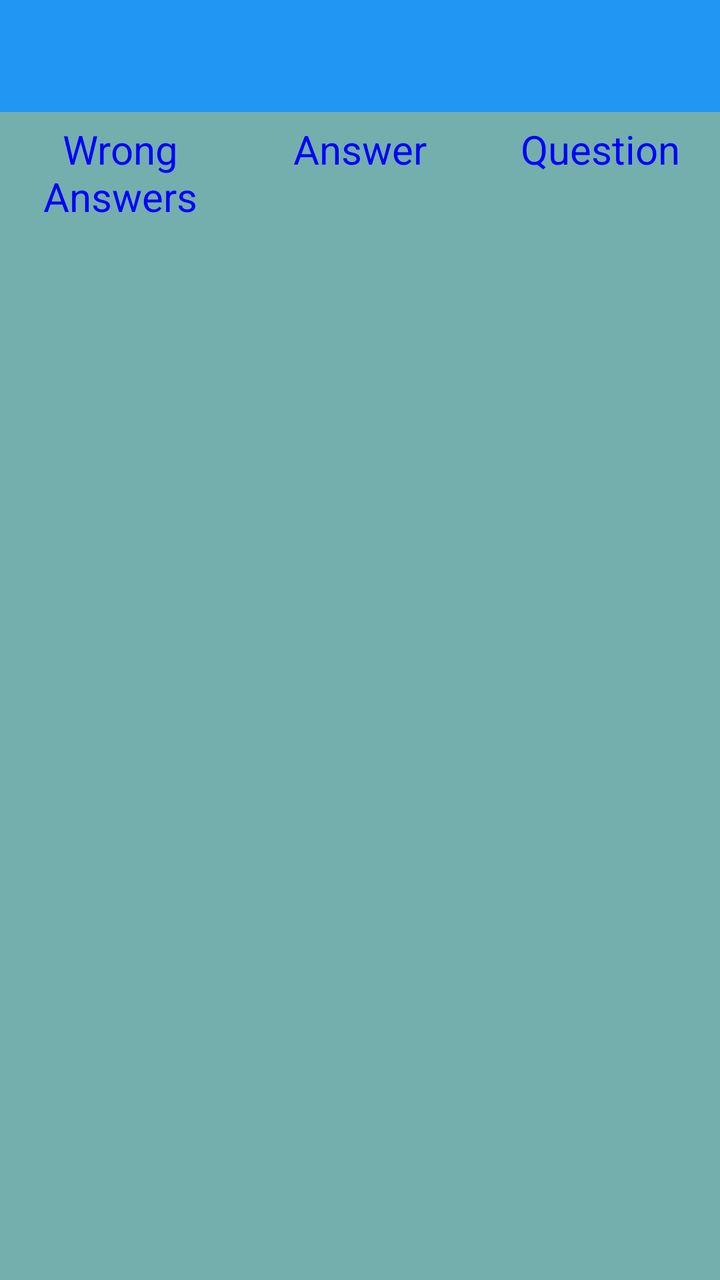
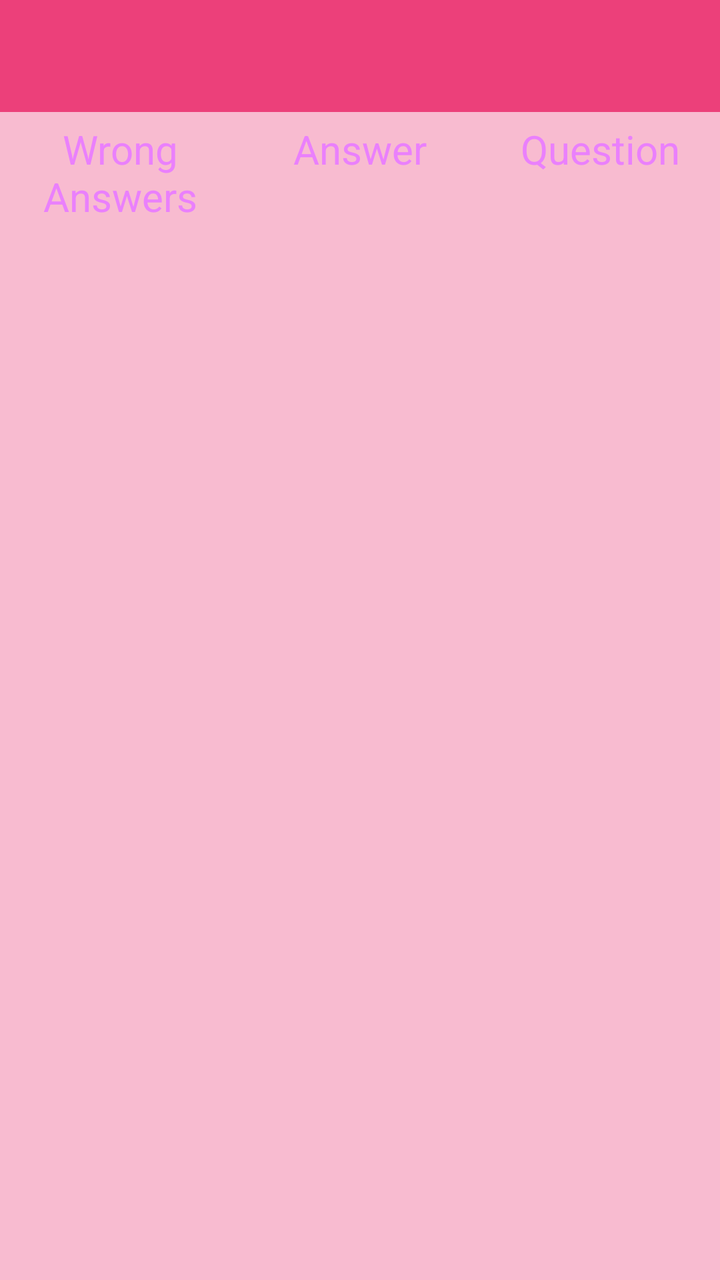

An Android layout rendered at two revisions. The XML below is the earlier revision; the diff shows what the commit changed to produce the second picture.
<!-- AndroidManifest.xml: application theme AppTheme -->
<!-- res/layout/activity_wrong_answers.xml -->
<?xml version="1.0" encoding="utf-8"?>
<LinearLayout xmlns:android="http://schemas.android.com/apk/res/android"
    android:orientation="vertical" android:layout_width="match_parent"
    android:layout_height="match_parent"
    android:background="#74AFAD">
    <android.support.v7.widget.Toolbar xmlns:app="http://schemas.android.com/apk/res-auto"
        android:id="@+id/toolbar_main_activity"
        android:layout_width="fill_parent"
        android:layout_height="?attr/actionBarSize"
        android:background="?attr/colorPrimary"
        android:minHeight="?attr/actionBarSize"
        android:layout_marginBottom="5dp">

    </android.support.v7.widget.Toolbar>
    <LinearLayout
        android:layout_width="match_parent"
        android:layout_height="wrap_content"
        android:orientation="horizontal">
        <TextView
            android:layout_width="0dp"
            android:layout_height="wrap_content"
            android:layout_weight="1"
            android:textSize="20sp"
            android:text="@string/wrong_answers"
            android:gravity="center"
            android:textColor="#0000FF"/>
        <TextView
            android:layout_width="0dp"
            android:layout_height="wrap_content"
            android:layout_weight="1"
            android:textSize="20sp"
            android:text="@string/answer"
            android:gravity="center"
            android:textColor="#0000FF"/>
        <TextView
            android:layout_width="0dp"
            android:layout_height="wrap_content"
            android:layout_weight="1"
            android:textSize="20sp"
            android:text="@string/question"
            android:gravity="center"
            android:textColor="#0000FF"/>

    </LinearLayout>
    <ListView
        android:id="@+id/wrong_answer_list"
        android:layout_width="match_parent"
        android:layout_height="wrap_content"
        android:layout_centerInParent="true"
        android:layout_marginTop="10dp"
        android:cacheColorHint="#00000000"
        android:divider="#FF0000"
        android:dividerHeight="1dp"/>


</LinearLayout>
<!-- resources referenced by this layout -->
<resources>
  <string name="answer">Answer</string>
  <string name="question">Question</string>
  <string name="wrong_answers">Wrong Answers</string>
  <style name="AppTheme" parent="MyTheme.Base">
      </style>
  <style name="MyTheme.Base" parent="Theme.AppCompat.Light.DarkActionBar">
          <item name="windowNoTitle">true</item>
          <item name="windowActionBar">false</item>
          <item name="colorPrimary">#2196F3</item>
          <item name="colorPrimaryDark">#1976D2</item>
          <item name="colorAccent">#FF4081</item>
      </style>
</resources>

<!-- the commit's change to res/layout/activity_wrong_answers.xml (unified diff, before → after) -->
@@ -2,7 +2,7 @@
 <LinearLayout xmlns:android="http://schemas.android.com/apk/res/android"
     android:orientation="vertical" android:layout_width="match_parent"
     android:layout_height="match_parent"
-    android:background="#74AFAD">
+    android:background="#F8BBD0">
     <android.support.v7.widget.Toolbar xmlns:app="http://schemas.android.com/apk/res-auto"
         android:id="@+id/toolbar_main_activity"
         android:layout_width="fill_parent"
@@ -23,7 +23,7 @@
             android:textSize="20sp"
             android:text="@string/wrong_answers"
             android:gravity="center"
-            android:textColor="#0000FF"/>
+            android:textColor="#EA80FC"/>
         <TextView
             android:layout_width="0dp"
             android:layout_height="wrap_content"
@@ -31,7 +31,7 @@
             android:textSize="20sp"
             android:text="@string/answer"
             android:gravity="center"
-            android:textColor="#0000FF"/>
+            android:textColor="#EA80FC"/>
         <TextView
             android:layout_width="0dp"
             android:layout_height="wrap_content"
@@ -39,7 +39,7 @@
             android:textSize="20sp"
             android:text="@string/question"
             android:gravity="center"
-            android:textColor="#0000FF"/>
+            android:textColor="#EA80FC"/>
 
     </LinearLayout>
     <ListView
<!-- resource entries referenced after the edit -->
@@ -8,9 +8,10 @@
   <style name="MyTheme.Base" parent="Theme.AppCompat.Light.DarkActionBar">
           <item name="windowNoTitle">true</item>
           <item name="windowActionBar">false</item>
-          <item name="colorPrimary">#2196F3</item>
+          <item name="colorPrimary">#EC407A</item>
           <item name="colorPrimaryDark">#1976D2</item>
-          <item name="colorAccent">#FF4081</item>
+          <item name="colorAccent">#EA80FC</item>
+  
       </style>
 </resources>
 
